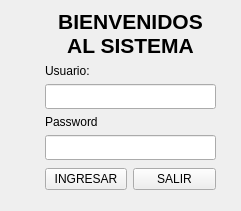
First picture: the form in login.ui, repository TheDoyleDog/Eva-data, before the edit.
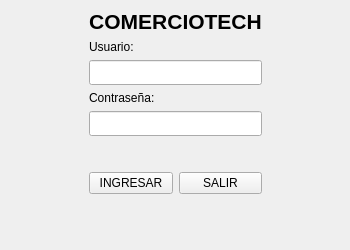
Second picture: the form after the edit.

```diff
--- a/login.ui
+++ b/login.ui
@@ -6,14 +6,14 @@
    <rect>
     <x>0</x>
     <y>0</y>
-    <width>241</width>
-    <height>211</height>
+    <width>350</width>
+    <height>250</height>
    </rect>
   </property>
   <property name="minimumSize">
    <size>
-    <width>241</width>
-    <height>185</height>
+    <width>350</width>
+    <height>250</height>
    </size>
   </property>
   <property name="windowTitle">
@@ -78,7 +78,7 @@
        </font>
       </property>
       <property name="text">
-       <string>BIENVENIDOS AL SISTEMA</string>
+       <string>COMERCIOTECH</string>
       </property>
       <property name="alignment">
        <set>Qt::AlignCenter</set>
@@ -109,7 +109,7 @@
       <item>
        <widget class="QLabel" name="label_3">
         <property name="text">
-         <string>Password</string>
+         <string>Contraseña:</string>
         </property>
        </widget>
       </item>
```
Left out of the diff: 3 changed lines with no effect on the pictures.
